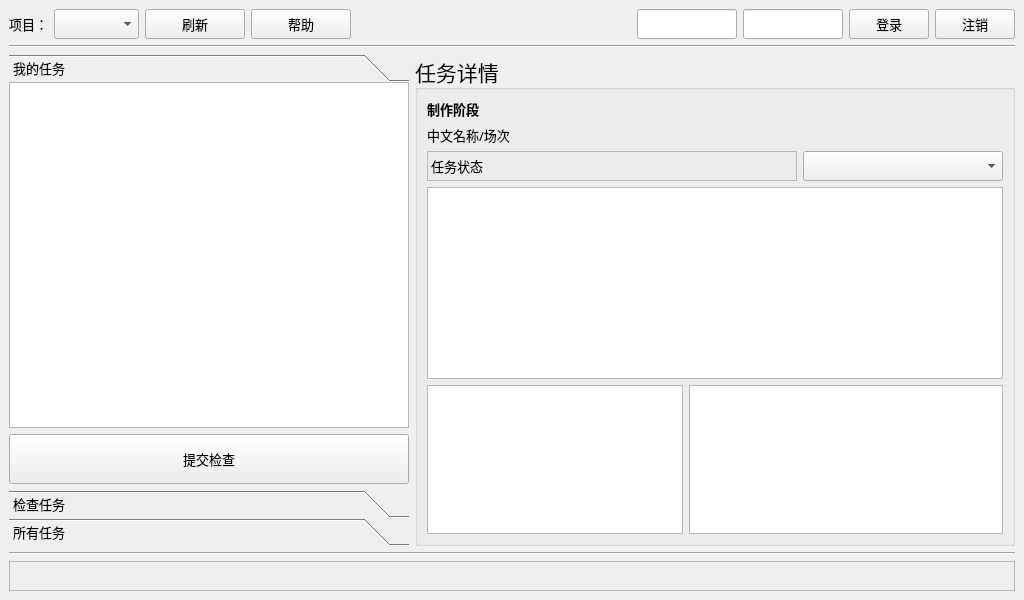
Qt form commons/ui/CGTW.ui (lonegather/Barbarian) before a commit.
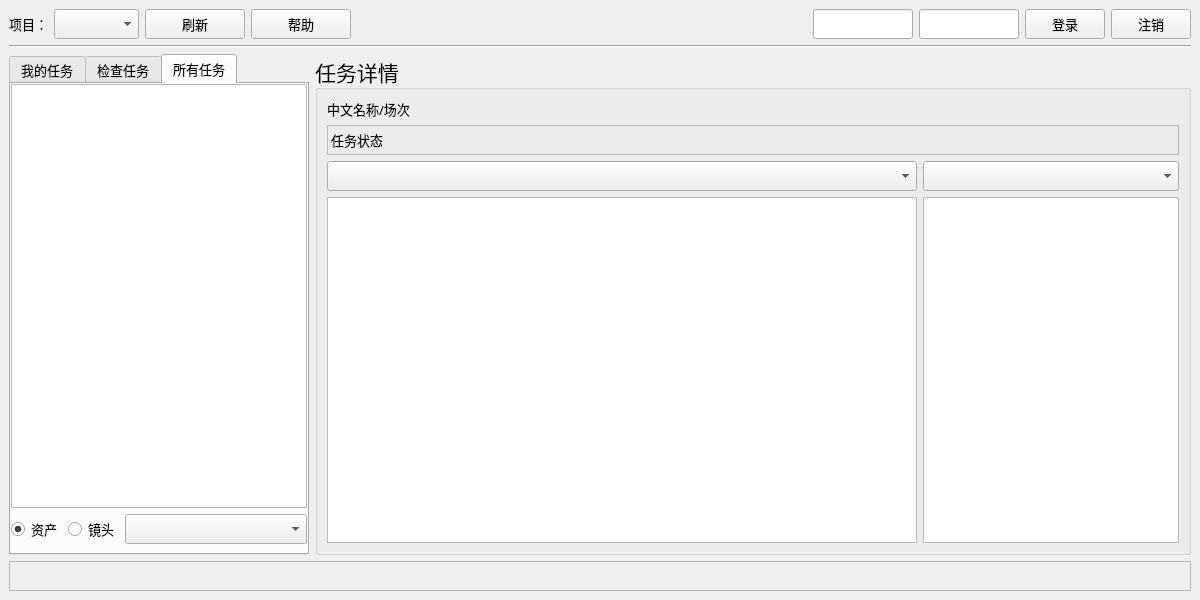
The same form after that commit. The open tabs and pages were chosen to show the change.

Diff of the .ui file:
```diff
--- a/commons/ui/CGTW.ui
+++ b/commons/ui/CGTW.ui
@@ -6,13 +6,13 @@
    <rect>
     <x>0</x>
     <y>0</y>
-    <width>1024</width>
+    <width>1200</width>
     <height>600</height>
    </rect>
   </property>
   <property name="minimumSize">
    <size>
-    <width>1024</width>
+    <width>1200</width>
     <height>600</height>
    </size>
   </property>
@@ -20,7 +20,7 @@
    <string>Teamwork</string>
   </property>
   <widget class="QWidget" name="centralwidget">
-   <layout class="QVBoxLayout" name="verticalLayout_2" stretch="0,0,1,0,0">
+   <layout class="QVBoxLayout" name="verticalLayout_2" stretch="0,0,1,0">
     <item>
      <layout class="QHBoxLayout" name="horizontalLayout">
       <item>
@@ -236,12 +236,10 @@
     <item>
      <layout class="QHBoxLayout" name="horizontalLayout_2" stretch="0,1">
       <item>
-       <layout class="QVBoxLayout" name="verticalLayout" stretch="0">
-        <item>
-         <widget class="QToolBox" name="toolBox">
+       <widget class="QTabWidget" name="tabWidget">
           <property name="minimumSize">
            <size>
-            <width>400</width>
+          <width>300</width>
             <height>0</height>
            </size>
           </property>
@@ -254,25 +252,8 @@
           <property name="currentIndex">
            <number>0</number>
           </property>
-          <property name="tabSpacing">
-           <number>0</number>
-          </property>
-          <widget class="QWidget" name="CGTWPageTask">
-           <property name="geometry">
-            <rect>
-             <x>0</x>
-             <y>0</y>
-             <width>400</width>
-             <height>405</height>
-            </rect>
-           </property>
-           <property name="font">
-            <font>
-             <family>微软雅黑</family>
-             <pointsize>10</pointsize>
-            </font>
-           </property>
-           <attribute name="label">
+        <widget class="QWidget" name="CGTWPageTask" native="true">
+         <attribute name="title">
             <string>我的任务</string>
            </attribute>
            <layout class="QVBoxLayout" name="verticalLayout_4">
@@ -285,9 +266,6 @@
             <property name="rightMargin">
              <number>0</number>
             </property>
-            <property name="bottomMargin">
-             <number>6</number>
-            </property>
             <item>
              <widget class="QTreeView" name="CGTWTVTask">
               <property name="font">
@@ -331,16 +309,8 @@
             </item>
            </layout>
           </widget>
-          <widget class="QWidget" name="CGTWPageCheck">
-           <property name="geometry">
-            <rect>
-             <x>0</x>
-             <y>0</y>
-             <width>400</width>
-             <height>405</height>
-            </rect>
-           </property>
-           <attribute name="label">
+        <widget class="QWidget" name="CGTWPageCheck" native="true">
+         <attribute name="title">
             <string>检查任务</string>
            </attribute>
            <layout class="QVBoxLayout" name="verticalLayout_5">
@@ -422,20 +392,18 @@
             </item>
            </layout>
           </widget>
-          <widget class="QWidget" name="CGTWPageAll">
-           <property name="geometry">
-            <rect>
-             <x>0</x>
-             <y>0</y>
-             <width>400</width>
-             <height>405</height>
-            </rect>
-           </property>
-           <attribute name="label">
+        <widget class="QWidget" name="CGTWPageAll" native="true">
+         <attribute name="title">
             <string>所有任务</string>
            </attribute>
            <layout class="QVBoxLayout" name="verticalLayout_6">
-            <property name="margin">
+          <property name="leftMargin">
+           <number>0</number>
+          </property>
+          <property name="topMargin">
+           <number>0</number>
+          </property>
+          <property name="rightMargin">
              <number>0</number>
             </property>
             <item>
@@ -460,11 +428,70 @@
               </property>
              </widget>
             </item>
-           </layout>
-          </widget>
-         </widget>
-        </item>
-       </layout>
+          <item>
+           <layout class="QHBoxLayout" name="horizontalLayout_3" stretch="0,0,1">
+            <item>
+             <widget class="QRadioButton" name="CGTWRBAsset">
+              <property name="minimumSize">
+               <size>
+                <width>0</width>
+                <height>30</height>
+               </size>
+              </property>
+              <property name="font">
+               <font>
+                <family>微软雅黑</family>
+                <pointsize>10</pointsize>
+               </font>
+              </property>
+              <property name="text">
+               <string>资产</string>
+              </property>
+              <property name="checked">
+               <bool>true</bool>
+              </property>
+             </widget>
+            </item>
+            <item>
+             <widget class="QRadioButton" name="CGTWRBShot">
+              <property name="minimumSize">
+               <size>
+                <width>0</width>
+                <height>30</height>
+               </size>
+              </property>
+              <property name="font">
+               <font>
+                <family>微软雅黑</family>
+                <pointsize>10</pointsize>
+               </font>
+              </property>
+              <property name="text">
+               <string>镜头</string>
+              </property>
+             </widget>
+            </item>
+            <item>
+             <widget class="QComboBox" name="CGTWCBFilter">
+              <property name="minimumSize">
+               <size>
+                <width>0</width>
+                <height>30</height>
+               </size>
+              </property>
+              <property name="font">
+               <font>
+                <family>微软雅黑</family>
+                <pointsize>10</pointsize>
+               </font>
+              </property>
+             </widget>
+            </item>
+           </layout>
+          </item>
+         </layout>
+        </widget>
+       </widget>
       </item>
       <item>
        <widget class="QGroupBox" name="CGTWGBInfo">
@@ -486,29 +513,8 @@
         <property name="alignment">
          <set>Qt::AlignLeading|Qt::AlignLeft|Qt::AlignVCenter</set>
         </property>
-        <layout class="QVBoxLayout" name="verticalLayout_7" stretch="0,0,0,0,1">
-         <item>
-          <widget class="QLabel" name="CGTWLBLInfoPipeline">
-           <property name="minimumSize">
-            <size>
-             <width>200</width>
-             <height>20</height>
-            </size>
-           </property>
-           <property name="font">
-            <font>
-             <family>微软雅黑</family>
-             <pointsize>10</pointsize>
-             <weight>75</weight>
-             <bold>true</bold>
-            </font>
-           </property>
-           <property name="text">
-            <string>制作阶段</string>
-           </property>
-          </widget>
-         </item>
-         <item>
+        <layout class="QGridLayout" name="gridLayout" columnstretch="1,0">
+         <item row="0" column="0">
           <widget class="QLabel" name="CGTWLBLInfoType">
            <property name="minimumSize">
             <size>
@@ -527,9 +533,7 @@
            </property>
           </widget>
          </item>
-         <item>
-          <layout class="QHBoxLayout" name="horizontalLayout_4" stretch="1,0">
-           <item>
+         <item row="1" column="0" colspan="2">
             <widget class="QLabel" name="CGTWLBLStatus">
              <property name="minimumSize">
               <size>
@@ -554,7 +558,7 @@
              </property>
             </widget>
            </item>
-           <item>
+         <item row="2" column="0">
             <widget class="QComboBox" name="CGTWCBFile">
              <property name="minimumSize">
               <size>
@@ -570,9 +574,23 @@
              </property>
             </widget>
            </item>
-          </layout>
+         <item row="2" column="1">
+          <widget class="QComboBox" name="CGTWCBFileLink">
+           <property name="minimumSize">
+            <size>
+             <width>200</width>
+             <height>30</height>
+            </size>
+           </property>
+           <property name="font">
+            <font>
+             <family>微软雅黑</family>
+             <pointsize>10</pointsize>
+            </font>
+           </property>
+          </widget>
          </item>
-         <item>
+         <item row="3" column="0">
           <widget class="QTreeView" name="CGTWTVFileHistory">
            <property name="font">
             <font>
@@ -594,32 +612,7 @@
            </property>
           </widget>
          </item>
-         <item>
-          <widget class="QFrame" name="CGTWFrmInfo">
-           <layout class="QHBoxLayout" name="horizontalLayout_3" stretch="0,1">
-            <property name="margin">
-             <number>0</number>
-            </property>
-            <item>
-             <widget class="QTreeView" name="CGTWTVFileLink">
-              <property name="font">
-               <font>
-                <family>微软雅黑</family>
-                <pointsize>10</pointsize>
-               </font>
-              </property>
-              <property name="contextMenuPolicy">
-               <enum>Qt::CustomContextMenu</enum>
-              </property>
-              <property name="alternatingRowColors">
-               <bool>true</bool>
-              </property>
-              <property name="indentation">
-               <number>0</number>
-              </property>
-             </widget>
-            </item>
-            <item>
+         <item row="3" column="1">
              <widget class="QListView" name="CGTWLVFileLink">
               <property name="font">
                <font>
@@ -642,16 +635,6 @@
           </widget>
          </item>
         </layout>
-       </widget>
-      </item>
-     </layout>
-    </item>
-    <item>
-     <widget class="Line" name="line_2">
-      <property name="orientation">
-       <enum>Qt::Horizontal</enum>
-      </property>
-     </widget>
     </item>
     <item>
      <widget class="QLabel" name="CGTWLBLResult">
```
Left out of the diff: 3 changed lines with no effect on the pictures. Lines whose indentation alone changed are shown as unchanged.
